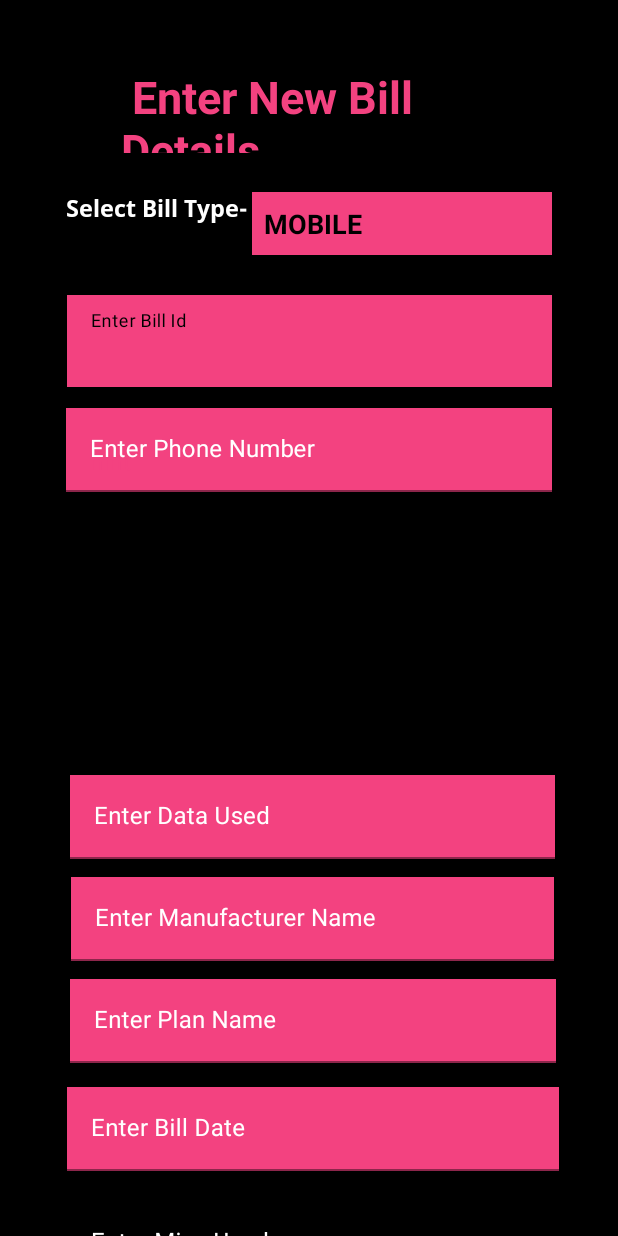
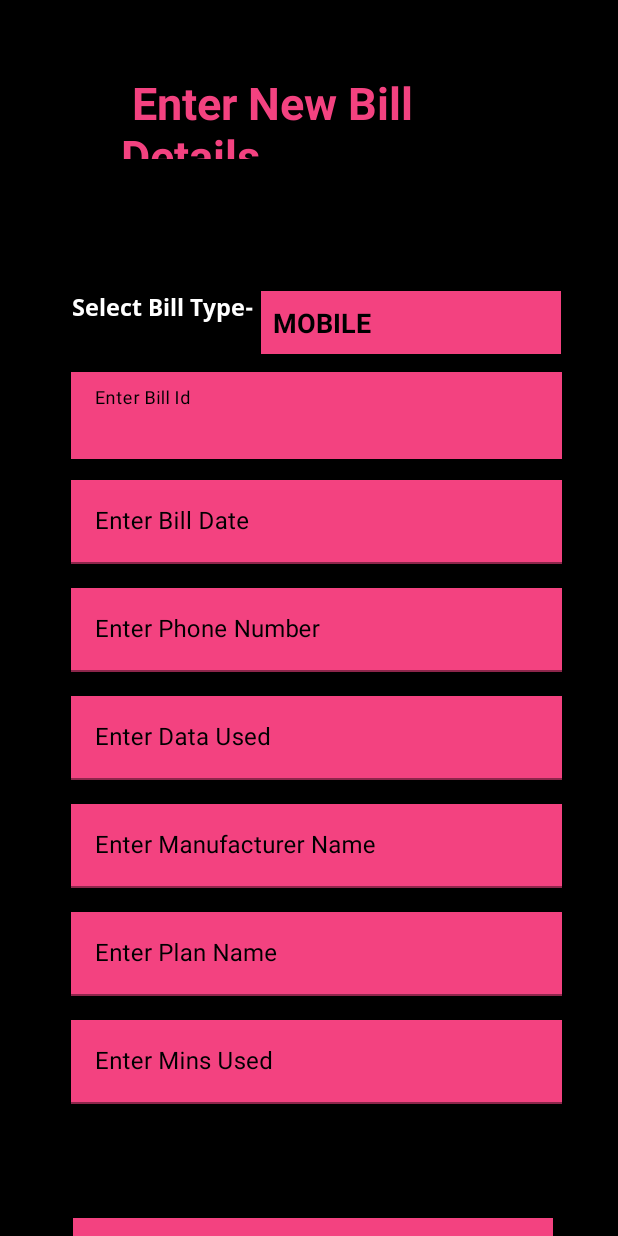
Before and after one commit to raghavbobal1/C0780996_W2020_MAD3125_FP, an Android app: the AddNewBillActivity screen opened directly, with no data from a screen before it, on a phone screen of 412 x 824 dp. Run offline under Robolectric (Android 15) with nearby library versions, the phone set to English and light mode, and no system bars; our stand-ins replace ButterKnife; Roboto replaces fonts that are not available here.

Commit message:
[Raghav] final commit

```diff
--- a/app/src/main/assets/Customer.json
+++ b/app/src/main/assets/Customer.json
@@ -35,8 +35,8 @@
   },
   {
     "customerId": "001",
-    "firstName": "Majnu",
-    "lastName": "Bhai",
+    "firstName": "Sagar",
+    "lastName": "Panday",
     "gender": "Male",
     "email": "majju@gmail.com",
     "userName" : "majju",
--- a/app/src/main/java/com/king/c0780996_w2020_mad3125_fp/Activities/AddNewCustomerActivity.java
+++ b/app/src/main/java/com/king/c0780996_w2020_mad3125_fp/Activities/AddNewCustomerActivity.java
@@ -95,7 +95,7 @@ public class AddNewCustomerActivity extends AppCompatActivity
 
                 DatePickerDialog dialog = new DatePickerDialog(
                         AddNewCustomerActivity.this,
-                        android.R.style.Theme_Holo_Light_Dialog_MinWidth,
+                        android.R.style.Widget_Holo_Light,
                         mDateSetListener,
                         year, month, day);
                 dialog.getWindow().setBackgroundDrawable(new ColorDrawable(Color.TRANSPARENT));
--- a/app/src/main/java/com/king/c0780996_w2020_mad3125_fp/Utility/DataStorage.java
+++ b/app/src/main/java/com/king/c0780996_w2020_mad3125_fp/Utility/DataStorage.java
@@ -59,8 +59,8 @@ public class DataStorage {
                 "Delhi,India", R.drawable.kush_icon);
 
         Customer c1 = new Customer("001",
-                "Majnu",
-                "Bhai",
+                "Sagar",
+                "Panday",
                 "Male",
                 "majnu@gmail.com",
                 "majju",
--- a/app/src/main/res/layout/action_bar.xml
+++ b/app/src/main/res/layout/action_bar.xml
@@ -15,9 +15,9 @@
 
         <ImageView
             android:id="@+id/barLogout"
-            android:layout_width="45dp"
+            android:layout_width="34dp"
             android:layout_height="match_parent"
-            android:background="@drawable/logout"
+            android:background="#000000"
             android:src="@drawable/logout" />
 
         <TextView
--- a/app/src/main/res/layout/activity_add_new_bill.xml
+++ b/app/src/main/res/layout/activity_add_new_bill.xml
@@ -17,7 +17,7 @@
             android:id="@+id/textView7"
             android:layout_width="251dp"
             android:layout_height="58dp"
-            android:layout_marginTop="44dp"
+            android:layout_marginTop="48dp"
             android:text=" Enter New Bill Details"
             android:textColor="#F34280"
             android:textSize="30sp"
@@ -31,38 +31,37 @@
             android:id="@+id/textView8"
             android:layout_width="122dp"
             android:layout_height="42dp"
-            android:layout_marginStart="44dp"
-            android:layout_marginLeft="44dp"
-            android:layout_marginTop="128dp"
+            android:layout_marginStart="48dp"
+            android:layout_marginLeft="48dp"
+            android:layout_marginTop="88dp"
             android:text="Select Bill Type-"
             android:textColor="#FFFFFF"
             android:textSize="15sp"
             app:fontFamily="@font/noto_sans_bold"
             app:layout_constraintStart_toStartOf="parent"
-            app:layout_constraintTop_toTopOf="parent" />
+            app:layout_constraintTop_toBottomOf="@+id/textView7" />
 
         <Spinner
             android:id="@+id/spinnerBillType"
             android:layout_width="200dp"
             android:layout_height="42dp"
-            android:layout_marginTop="128dp"
+            android:layout_marginTop="88dp"
             android:background="#F34280"
             app:layout_constraintEnd_toEndOf="parent"
-            app:layout_constraintHorizontal_bias="0.044"
+            app:layout_constraintHorizontal_bias="0.088"
             app:layout_constraintStart_toEndOf="@+id/textView8"
-            app:layout_constraintTop_toTopOf="parent" />
+            app:layout_constraintTop_toBottomOf="@+id/textView7" />
 
         <com.google.android.material.textfield.TextInputLayout
             android:id="@+id/editBillId"
-            android:layout_width="323dp"
-            android:layout_height="63dp"
+            android:layout_width="327dp"
+            android:layout_height="60dp"
+            android:layout_marginTop="12dp"
             android:background="#F34280"
-            android:textColorHint="#FDFCFD"
-            app:layout_constraintBottom_toBottomOf="parent"
+            android:textColorHint="#000000"
             app:layout_constraintEnd_toEndOf="@+id/spinnerBillType"
             app:layout_constraintStart_toStartOf="@+id/textView8"
-            app:layout_constraintTop_toBottomOf="@+id/spinnerBillType"
-            app:layout_constraintVertical_bias="0.021">
+            app:layout_constraintTop_toBottomOf="@+id/spinnerBillType">
 
             <com.google.android.material.textfield.TextInputEditText
                 android:id="@+id/editBillIdtext"
@@ -75,17 +74,14 @@
 
         <com.google.android.material.textfield.TextInputLayout
             android:id="@+id/editUnitsUsed"
-            android:layout_width="321dp"
-            android:layout_height="81dp"
-            android:layout_marginTop="12dp"
+            android:layout_width="327dp"
+            android:layout_height="60dp"
+            android:layout_marginTop="16dp"
             android:background="#000000"
-            android:hint="Enter Units Used"
-            android:textColorHint="#F34280"
-            app:hintTextColor="#F34280"
-            app:layout_constraintEnd_toEndOf="@+id/editPhoneNumber"
-            app:layout_constraintHorizontal_bias="1.0"
-            app:layout_constraintStart_toStartOf="@+id/editPhoneNumber"
-            app:layout_constraintTop_toBottomOf="@+id/editPhoneNumber">>
+            app:hintTextColor="#000000"
+            app:layout_constraintEnd_toEndOf="@+id/editAgencyName"
+            app:layout_constraintStart_toStartOf="@+id/editAgencyName"
+            app:layout_constraintTop_toBottomOf="@+id/editAgencyName">>
 
             <com.google.android.material.textfield.TextInputEditText
                 android:id="@+id/editUnitsUsedtext"
@@ -93,58 +89,78 @@
                 android:layout_height="68dp"
                 android:background="#F34280"
                 android:hint="Enter Units Used"
-                android:textColorHint="#FFFFFF" />
+                android:textColorHint="#000000" />
         </com.google.android.material.textfield.TextInputLayout>
 
         <com.google.android.material.textfield.TextInputLayout
             android:id="@+id/editAgencyName"
-            android:layout_width="323dp"
-            android:layout_height="70dp"
+            android:layout_width="327dp"
+            android:layout_height="60dp"
             android:layout_marginTop="12dp"
-            android:textColorHint="#FFFFFF"
-            app:hintTextColor="#FFFFFF"
-            app:layout_constraintStart_toStartOf="@+id/editUnitsUsed"
-            app:layout_constraintTop_toBottomOf="@+id/editUnitsUsed">
+            android:textColorHint="#000000"
+            app:hintTextColor="#000000"
+            app:layout_constraintEnd_toEndOf="@+id/editBillDate"
+            app:layout_constraintStart_toStartOf="@+id/editBillDate"
+            app:layout_constraintTop_toBottomOf="@+id/editBillDate">
 
             <com.google.android.material.textfield.TextInputEditText
                 android:id="@+id/editAgencyNameText"
                 android:layout_width="match_parent"
+                android:layout_height="match_parent"
+                android:background="#F34280"
+                android:hint="Enter Agency Name"
+                android:textColorHint="#000000" />
+
+        </com.google.android.material.textfield.TextInputLayout>
+
+        <com.google.android.material.textfield.TextInputLayout
+            android:id="@+id/editBillDate"
+            android:layout_width="327dp"
+            android:layout_height="60dp"
+            android:layout_marginTop="12dp"
+            android:background="#000000"
+            android:textColorHint="#000000"
+            app:layout_constraintEnd_toEndOf="@+id/editBillId"
+            app:layout_constraintHorizontal_bias="0.342"
+            app:layout_constraintStart_toStartOf="@+id/editBillId"
+            app:layout_constraintTop_toBottomOf="@+id/editBillId">
+
+            <com.google.android.material.textfield.TextInputEditText
+                android:id="@+id/editBillDateText"
+                android:layout_width="match_parent"
                 android:layout_height="wrap_content"
                 android:background="#F34280"
-                android:hint="Enter Agency Name" />
+                android:hint="Enter Bill Date" />
         </com.google.android.material.textfield.TextInputLayout>
 
         <com.google.android.material.textfield.TextInputLayout
             android:id="@+id/editPhoneNumber"
-            android:layout_width="324dp"
-            android:layout_height="69dp"
+            android:layout_width="327dp"
+            android:layout_height="60dp"
             android:layout_marginTop="12dp"
             android:background="#000000"
             android:hint="Enter Phone Number"
-            android:textColorHint="#FFFFFF"
-            app:hintTextColor="#F34280"
-            app:layout_constraintEnd_toEndOf="@+id/editBillId"
-            app:layout_constraintHorizontal_bias="1.0"
-            app:layout_constraintStart_toStartOf="@+id/editBillId"
-            app:layout_constraintTop_toBottomOf="@+id/editBillId">
+            android:textColorHint="#000000"
+            app:layout_constraintEnd_toEndOf="@+id/editBillDate"
+            app:layout_constraintStart_toStartOf="@+id/editBillDate"
+            app:layout_constraintTop_toBottomOf="@+id/editBillDate">
 
             <com.google.android.material.textfield.TextInputEditText
                 android:id="@+id/editPhoneNumberText"
                 android:layout_width="match_parent"
                 android:layout_height="wrap_content"
-                android:background="#F34280"
-                android:hint="hint"
-                android:textColorHint="#F34280" />
+                android:background="#F34280" />
         </com.google.android.material.textfield.TextInputLayout>
 
         <com.google.android.material.textfield.TextInputLayout
             android:id="@+id/editDataUsed"
-            android:layout_width="323dp"
-            android:layout_height="wrap_content"
-            android:textColorHint="#FFFFFF"
-            app:layout_constraintEnd_toEndOf="@+id/editAgencyName"
-            app:layout_constraintStart_toStartOf="@+id/editAgencyName"
-            app:layout_constraintTop_toBottomOf="@+id/editAgencyName">
+            android:layout_width="327dp"
+            android:layout_height="60dp"
+            android:layout_marginTop="12dp"
+            android:textColorHint="#000000"
+            app:layout_constraintEnd_toEndOf="@+id/editPhoneNumber"
+            app:layout_constraintStart_toStartOf="@+id/editPhoneNumber"
+            app:layout_constraintTop_toBottomOf="@+id/editPhoneNumber">
 
             <com.google.android.material.textfield.TextInputEditText
                 android:id="@+id/editDataUsedText"
@@ -157,13 +173,13 @@
 
         <com.google.android.material.textfield.TextInputLayout
             android:id="@+id/editManufacturerName"
-            android:layout_width="322dp"
-            android:layout_height="56dp"
+            android:layout_width="327dp"
+            android:layout_height="60dp"
             android:layout_marginTop="12dp"
             android:background="#000000"
-            android:textColorHint="#FFFFFF"
+            android:textColorHint="#000000"
             app:layout_constraintEnd_toEndOf="@+id/editDataUsed"
-            app:layout_constraintHorizontal_bias="0.6"
+            app:layout_constraintHorizontal_bias="0.4"
             app:layout_constraintStart_toStartOf="@+id/editDataUsed"
             app:layout_constraintTop_toBottomOf="@+id/editDataUsed">
 
@@ -175,21 +191,13 @@
                 android:hint="Enter Manufacturer Name" />
         </com.google.android.material.textfield.TextInputLayout>
 
-        <TextView
-            android:id="@+id/textView6"
-            android:layout_width="45dp"
-            android:layout_height="1500dp"
-            android:text="TextView"
-            app:layout_constraintStart_toStartOf="parent"
-            app:layout_constraintTop_toTopOf="parent" />
-
         <com.google.android.material.textfield.TextInputLayout
             android:id="@+id/editPlanName"
-            android:layout_width="324dp"
-            android:layout_height="72dp"
+            android:layout_width="327dp"
+            android:layout_height="60dp"
             android:layout_marginTop="12dp"
-            android:textColorHint="#FFFFFF"
-            app:hintTextColor="#FFFFFF"
+            android:textColorHint="#000000"
+            app:hintTextColor="#000000"
             app:layout_constraintEnd_toEndOf="@+id/editManufacturerName"
             app:layout_constraintStart_toStartOf="@+id/editManufacturerName"
             app:layout_constraintTop_toBottomOf="@+id/editManufacturerName">
@@ -204,67 +212,47 @@
         </com.google.android.material.textfield.TextInputLayout>
 
         <com.google.android.material.textfield.TextInputLayout
-            android:id="@+id/editBillDate"
-            android:layout_width="328dp"
-            android:layout_height="64dp"
+            android:id="@+id/editMinsUsed"
+            android:layout_width="327dp"
+            android:layout_height="60dp"
+            android:layout_marginTop="12dp"
             android:background="#000000"
-            android:textColorHint="#FFFFFF"
+            android:textColorHint="#000000"
             app:layout_constraintEnd_toEndOf="@+id/editPlanName"
+            app:layout_constraintHorizontal_bias="0.483"
             app:layout_constraintStart_toStartOf="@+id/editPlanName"
             app:layout_constraintTop_toBottomOf="@+id/editPlanName">
-
-            <com.google.android.material.textfield.TextInputEditText
-                android:id="@+id/editBillDateText"
-                android:layout_width="match_parent"
-                android:layout_height="wrap_content"
-                android:background="#F34280"
-                android:hint="Enter Bill Date" />
-        </com.google.android.material.textfield.TextInputLayout>
-
-        <com.google.android.material.textfield.TextInputLayout
-            android:id="@+id/editMinsUsed"
-            android:layout_width="329dp"
-            android:layout_height="61dp"
-            android:layout_marginTop="12dp"
-            android:background="#000000"
-            android:textColorHint="#FFFFFF"
-            app:layout_constraintEnd_toEndOf="@+id/editBillDate"
-            app:layout_constraintHorizontal_bias="0.0"
-            app:layout_constraintStart_toStartOf="@+id/editBillDate"
-            app:layout_constraintTop_toBottomOf="@+id/editBillDate">
 
             <com.google.android.material.textfield.TextInputEditText
                 android:id="@+id/editMinsUsedText"
                 android:layout_width="match_parent"
                 android:layout_height="wrap_content"
-                android:background="#000000"
-                android:hint="Enter Mins Used"
-                android:textColorHint="#F34280" />
+                android:background="#F34280"
+                android:hint="Enter Mins Used" />
         </com.google.android.material.textfield.TextInputLayout>
 
         <Button
             android:id="@+id/buttonAddBill"
             android:layout_width="320dp"
             android:layout_height="56dp"
-            android:layout_marginTop="124dp"
+            android:layout_marginTop="72dp"
             android:background="#F34280"
-            android:text="ADD"
+            android:text="ADD BILL"
+            android:textColor="#000000"
             app:backgroundTint="#F34280"
             app:layout_constraintEnd_toEndOf="@+id/editMinsUsed"
-            app:layout_constraintHorizontal_bias="0.476"
-            app:layout_constraintStart_toEndOf="@+id/textView6"
-            app:layout_constraintTop_toBottomOf="@+id/editBillDate" />
+            app:layout_constraintHorizontal_bias="0.142"
+            app:layout_constraintStart_toStartOf="@+id/editMinsUsed"
+            app:layout_constraintTop_toBottomOf="@+id/editMinsUsed" />
 
         <Button
             android:id="@+id/buttonClearFields"
-            android:layout_width="317dp"
-            android:layout_height="51dp"
-            android:layout_marginTop="20dp"
+            android:layout_width="320dp"
+            android:layout_height="56dp"
             android:text="@string/clear_fields"
             android:textColor="#F34280"
             app:backgroundTint="#FFFFFF"
             app:layout_constraintEnd_toEndOf="@+id/buttonAddBill"
-            app:layout_constraintHorizontal_bias="0.333"
             app:layout_constraintStart_toStartOf="@+id/buttonAddBill"
             app:layout_constraintTop_toBottomOf="@+id/buttonAddBill" />
     </androidx.constraintlayout.widget.ConstraintLayout>
--- a/app/src/main/res/layout/activity_main.xml
+++ b/app/src/main/res/layout/activity_main.xml
@@ -115,12 +115,14 @@
         android:layout_width="152dp"
         android:layout_height="38dp"
         android:layout_marginBottom="16dp"
+        android:backgroundTint="#F34280"
         android:shadowColor="#F34280"
         android:singleLine="true"
         android:text=" Remember Me"
         android:textColor="#FFFFFF"
+        android:textColorHighlight="#F34280"
         android:textOn="ON"
-        android:theme="@style/SwitchTheme"
+        android:theme="@style/CustomAppTheme"
         app:layout_constraintBottom_toTopOf="@+id/btnSignIn"
         app:layout_constraintEnd_toEndOf="parent"
         app:layout_constraintHorizontal_bias="0.0"
--- a/app/src/main/res/values/styles.xml
+++ b/app/src/main/res/values/styles.xml
@@ -5,12 +5,17 @@
         <!-- Customize your theme here. -->
         <item name="colorPrimary">#000000</item>
         <item name="colorPrimaryDark">#000000</item>
-        <item name="colorAccent">#000000</item>
+        <item name="colorAccent">#F34280</item>
     </style>
 
     <style name="mySpinnerItemStyle" parent="ThemeOverlay.AppCompat.Dark">
         <item name="android:textColor">#F34280</item>
         <item name="android:color">#F34280</item>
+    </style>
+
+    <style name="CustomAppTheme" parent="Theme.AppCompat">
+        <item name="android:textColorPrimaryDisableOnly">#000000</item>
+        <item name="colorAccent">#F34280</item>
     </style>
 
     <style name="FullscreenTheme" parent="AppTheme">
@@ -34,6 +39,7 @@
         <item name="windowNoTitle">true</item>
     </style>
 
+
     <style name="AppTheme.AppBarOverlay" parent="ThemeOverlay.AppCompat.Dark.ActionBar" />
 
     <style name="AppTheme.PopupOverlay" parent="ThemeOverlay.AppCompat.Light" />
```
Also changed, not shown: app/src/main/java/com/king/c0780996_w2020_mad3125_fp/Activities/AddNewBillActivity.java (+5 -2 lines), app/src/main/java/com/king/c0780996_w2020_mad3125_fp/Activities/LoginActivity.java (+0 -9 lines), app/src/main/res/layout/activity_add_new_customer.xml (+13 -11 lines), app/src/main/res/layout/customer_cell.xml (+6 -6 lines), 1 other file.
